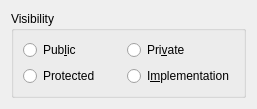
Above: umbrello/dialogs/widgets/visibilityenumwidget.ui from KDE/umbrello before the change. Below: the same form after it.
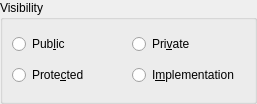
That is the form after the change.

Commit message: Fix layout issues

Patch:
```diff
--- a/umbrello/dialogs/widgets/visibilityenumwidget.ui
+++ b/umbrello/dialogs/widgets/visibilityenumwidget.ui
@@ -7,13 +7,28 @@
     <x>0</x>
     <y>0</y>
     <width>257</width>
-    <height>97</height>
+    <height>104</height>
    </rect>
   </property>
   <property name="windowTitle">
    <string>Form</string>
   </property>
   <layout class="QVBoxLayout" name="verticalLayout">
+   <property name="spacing">
+    <number>6</number>
+   </property>
+   <property name="leftMargin">
+    <number>0</number>
+   </property>
+   <property name="topMargin">
+    <number>0</number>
+   </property>
+   <property name="rightMargin">
+    <number>0</number>
+   </property>
+   <property name="bottomMargin">
+    <number>0</number>
+   </property>
    <item>
     <widget class="QGroupBox" name="groupBox">
      <property name="title">
@@ -37,7 +52,7 @@
       <item row="1" column="0">
        <widget class="QRadioButton" name="protectedRB">
         <property name="text">
-         <string>Protected</string>
+         <string>Prote&amp;cted</string>
         </property>
        </widget>
       </item>
```
The commit also changes 3 other files.
